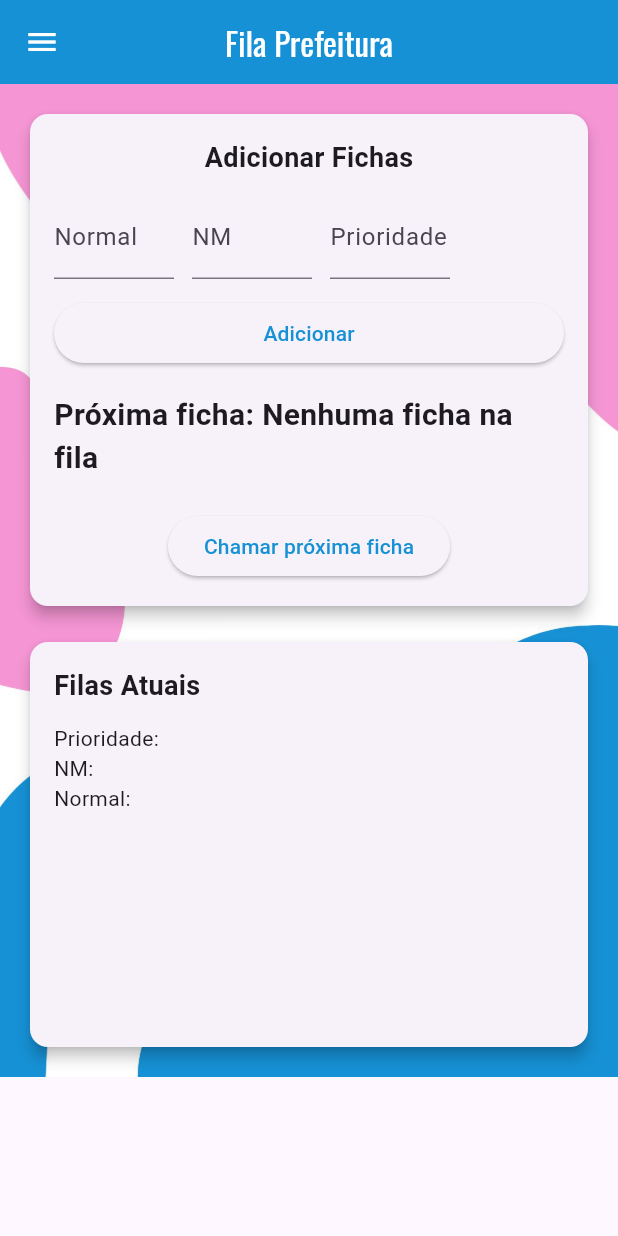
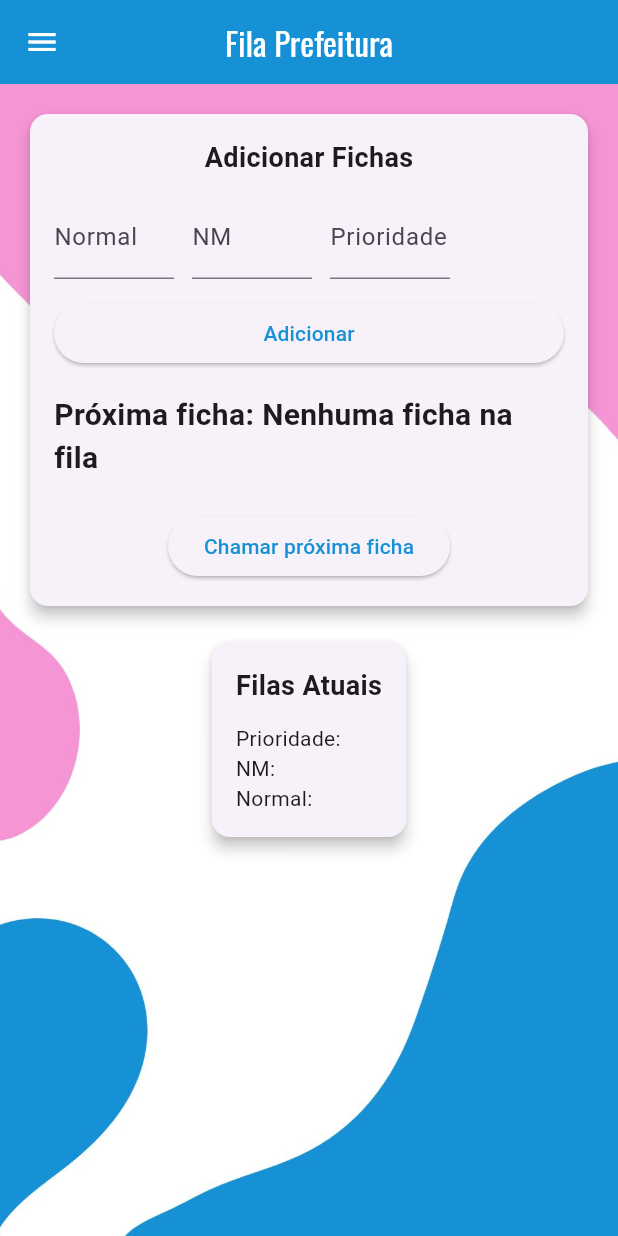
Before and after one commit to Fabiolazg/senhaprefeitura, a Flutter app: the screen it shows after launch, after a tap on "Chamar próxima ficha", on a phone screen of 412 x 824 dp. Run offline on Flutter 3.47's test engine with Material 3 defaults, Android fonts, the phone set to English and light mode, and no system bars; our stand-ins replace cloud_firestore, firebase_auth, firebase_core, fl_chart, google_fonts, google_sign_in; accounts and stored records are empty.

Commit message:
correção fundo

```diff
--- a/lib/view/home_page.dart
+++ b/lib/view/home_page.dart
@@ -91,45 +91,61 @@
 
   /// Chama a próxima ficha e atualiza no Firestore
   void callNextTicket() async {
-    Ticket? next;
+    final firestore = FirebaseFirestore.instance;
 
-    if (priorityQueue.isNotEmpty && !lastWasPriority) {
-      next = priorityQueue.removeAt(0);
+    // busca todas as fichas não chamadas
+    final snapshot = await firestore
+        .collection('tickets')
+        .where('called', isEqualTo: false)
+        .get();
+
+    if (snapshot.docs.isEmpty) {
+      setState(() {
+        _nextTicket = "Nenhuma ficha na fila";
+      });
+      return;
+    }
+
+    final docs = snapshot.docs;
+    final priorityDocs = docs.where((d) => d['type'] == 'Prioridade').toList();
+    final nmDocs = docs.where((d) => d['type'] == 'NM').toList();
+    final normalDocs = docs.where((d) => d['type'] == 'Normal').toList();
+
+    DocumentSnapshot? next;
+
+    if (priorityDocs.isNotEmpty && !lastWasPriority) {
+      next = priorityDocs.first;
       lastWasPriority = true;
-    } else if ((nmQueue.isNotEmpty || normalQueue.isNotEmpty)) {
-      if (nmQueue.isNotEmpty && normalQueue.isNotEmpty) {
+    } else if ((nmDocs.isNotEmpty || normalDocs.isNotEmpty)) {
+      if (nmDocs.isNotEmpty && normalDocs.isNotEmpty) {
         if (lastWasNM) {
-          next = normalQueue.removeAt(0);
+          next = normalDocs.first;
           lastWasNM = false;
         } else {
-          next = nmQueue.removeAt(0);
+          next = nmDocs.first;
           lastWasNM = true;
         }
-      } else if (nmQueue.isNotEmpty) {
-        next = nmQueue.removeAt(0);
+      } else if (nmDocs.isNotEmpty) {
+        next = nmDocs.first;
         lastWasNM = true;
-      } else if (normalQueue.isNotEmpty) {
-        next = normalQueue.removeAt(0);
+      } else if (normalDocs.isNotEmpty) {
+        next = normalDocs.first;
         lastWasNM = false;
       }
       lastWasPriority = false;
-    } else if (priorityQueue.isNotEmpty) {
-      next = priorityQueue.removeAt(0);
+    } else if (priorityDocs.isNotEmpty) {
+      next = priorityDocs.first;
       lastWasPriority = true;
     }
 
     if (next != null) {
-      next.called = true;
-      next.calledAt = DateTime.now();
-
-      final firestore = FirebaseFirestore.instance;
       await firestore.collection('tickets').doc(next.id).update({
         'called': true,
         'calledAt': FieldValue.serverTimestamp(),
       });
 
       setState(() {
-        _nextTicket = "${next!.type} #${next.number}";
+        _nextTicket = "${next!['type']} #${next['number']}";
         _recentCalls.insert(0, _nextTicket);
         if (_recentCalls.length > 3) _recentCalls.removeLast();
         _fadeOpacity = 0.0;
@@ -139,10 +155,6 @@
         setState(() {
           _fadeOpacity = 1.0;
         });
-      });
-    } else {
-      setState(() {
-        _nextTicket = "Nenhuma ficha na fila";
       });
     }
   }
@@ -205,7 +217,11 @@
         ),
       ),
       body: SingleChildScrollView(
-        child: Container(
+        child: ConstrainedBox(
+          constraints: BoxConstraints(
+            minHeight: MediaQuery.of(context).size.height,
+          ),
+          child:Container(
           decoration: const BoxDecoration(
             image: DecorationImage(
               image: AssetImage("assets/imagens_flutter/fundo.jpg"),
@@ -323,22 +339,34 @@
                       children: [
                         const Text(
                           "Filas Atuais",
-                          style: TextStyle(
-                              fontSize: 18, fontWeight: FontWeight.bold),
+                          style: TextStyle(fontSize: 18, fontWeight: FontWeight.bold),
                         ),
                         const SizedBox(height: 12),
-                        SizedBox(
-                          height: 200,
-                          child: ListView(
-                            children: [
-                              Text(
-                                  "Prioridade: ${priorityQueue.map((t) => t.number).join(', ')}"),
-                              Text(
-                                  "NM: ${nmQueue.map((t) => t.number).join(', ')}"),
-                              Text(
-                                  "Normal: ${normalQueue.map((t) => t.number).join(', ')}"),
-                            ],
-                          ),
+                        StreamBuilder<QuerySnapshot>(
+                          stream: FirebaseFirestore.instance
+                              .collection('tickets')
+                              .where('called', isEqualTo: false)
+                              .snapshots(),
+                          builder: (context, snapshot) {
+                            if (!snapshot.hasData) {
+                              return const Center(child: CircularProgressIndicator());
+                            }
+
+                            final docs = snapshot.data!.docs;
+
+                            final priority = docs.where((d) => d['type'] == 'Prioridade').toList();
+                            final nm = docs.where((d) => d['type'] == 'NM').toList();
+                            final normal = docs.where((d) => d['type'] == 'Normal').toList();
+
+                            return Column(
+                              crossAxisAlignment: CrossAxisAlignment.start,
+                              children: [
+                                Text("Prioridade: ${priority.map((d) => d['number']).join(', ')}"),
+                                Text("NM: ${nm.map((d) => d['number']).join(', ')}"),
+                                Text("Normal: ${normal.map((d) => d['number']).join(', ')}"),
+                              ],
+                            );
+                          },
                         ),
                       ],
                     ),
@@ -349,6 +377,7 @@
           ),
         ),
       ),
+      ),
     );
   }
 }
```
